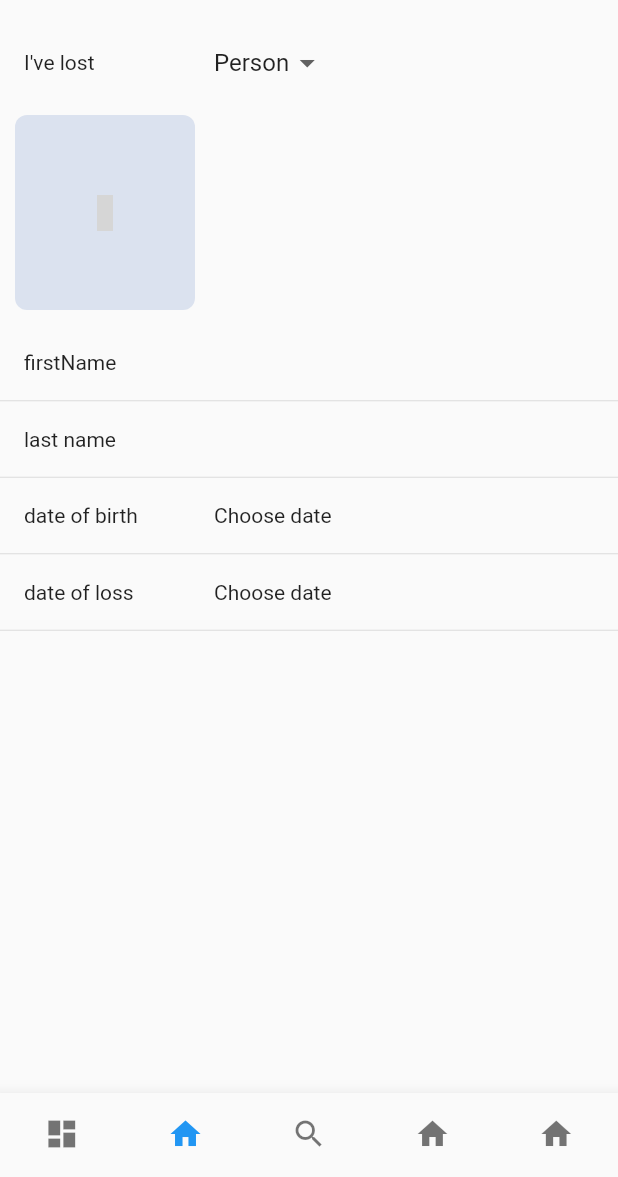
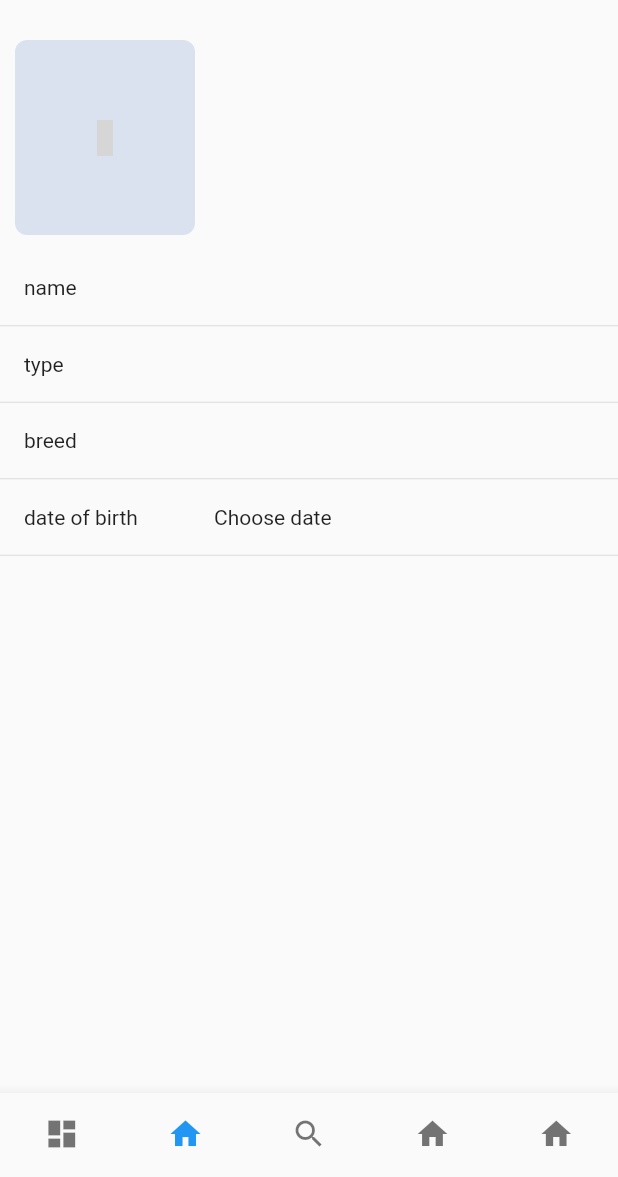
Before and after one commit to Goolpe/shelters, a Flutter app: the screen it shows after launch, item 2 of the bottom bar chosen, on a phone screen of 412 x 824 dp, the part 59-1236 px from its top. Run offline on Flutter 3.47's test engine with Material 2 defaults, Android fonts, the phone set to English and light mode, and no system bars; drawn by our look-alikes of sliding_up_panel; our stand-ins replace cached_network_image, flutter_swiper, material_design_icons_flutter, shimmer; missing offline and left inert: multi_image_picker; network calls fail; grey boxes are pictures that could not be loaded.

Commit message:
remove unnecessary components

```diff
--- a/lib/main.dart
+++ b/lib/main.dart
@@ -9,8 +9,7 @@ void main(){
     MultiProvider(
       providers: [
         ChangeNotifierProvider(create: (_) => NavigationModel()),
-        ChangeNotifierProvider(create: (_) => FindPersonModel()),
-        ChangeNotifierProvider(create: (_) => FindModel()),
+        ChangeNotifierProvider(create: (_) => CreateModel()),
         ChangeNotifierProvider(create: (_) => AnimalPanelModel()),
         ChangeNotifierProvider(create: (_) => AnimalsListModel()),
         ChangeNotifierProvider(create: (_) => SettingsPanelModel()),
--- a/lib/src/models/find_person.dart
+++ b/lib/src/models/create.dart
@@ -5,50 +5,58 @@ import 'package:flutter/services.dart';
 import 'package:multi_image_picker/multi_image_picker.dart';
 import 'package:shelters/shelf.dart';
 
-class FindPersonModel with ChangeNotifier{
-  PersonModel _person = PersonModel();
+class CreateModel with ChangeNotifier{
+
+  String _name = '';
+  String _type = '';
+  DateTime _dateOfBirth;
+  String _breed;
+  List<PictureModel> _pictures = [];
   List<Asset> _oldPictures = [];
 
-  PersonModel get person => _person;
+  String get name => _name;
+  String get type => _type;
+  DateTime get dateOfBirth => _dateOfBirth;
+  String get breed => _breed;
+  List<PictureModel> get pictures => _pictures;
 
-  void changeFirstName(String firstName){
-    _person.firstName = firstName;
+  void changeName(String name){
+    _name = name;
     notifyListeners();
   }
 
-  void changeLastName(String lastName){
-    _person.lastName = lastName;
+  void changeType(String type){
+    _type = type;
     notifyListeners();
   }
 
   void changeDateOfBirth(DateTime dateOfBirth){
-    _person.dateOfBirth = dateOfBirth;
+    _dateOfBirth = dateOfBirth;
     notifyListeners();
   }
 
-  void changeDateOfLoss(DateTime dateOfLoss){
-    _person.dateOfLoss = dateOfLoss;
+  void changeBreed(String breed){
+    _breed = breed;
     notifyListeners();
   }
 
   void changePictures() async{
     try{
 
-      List<Asset> _pictures = await MultiImagePicker.pickImages(
+      List<Asset> _newPictures = await MultiImagePicker.pickImages(
         maxImages: 4,
         selectedAssets: _oldPictures
       );
+      _pictures = [];
 
-      _person.pictures = [];
-
-      for(Asset pic in _pictures){
+      for(Asset pic in _newPictures){
         PictureModel picture = PictureModel();
 
         ByteData byteData = await pic.getByteData();
         picture.id = pic.identifier;
         picture.uint8 = byteData.buffer.asUint8List();
         picture.asset = pic;
-        _person.pictures.add(picture);
+        _pictures.add(picture);
         _oldPictures.add(pic);
       }
 
@@ -60,7 +68,7 @@ class FindPersonModel with ChangeNotifier{
 
   void removePicture(PictureModel picture) async{
     try{
-      _person.pictures.remove(picture);
+      _pictures.remove(picture);
       _oldPictures.remove(picture.asset);
 
       notifyListeners();
--- a/lib/src/models/find.dart
+++ /dev/null
@@ -1,14 +0,0 @@
-import 'package:flutter/material.dart';
-
-enum FindType {person, animal}
-
-class FindModel with ChangeNotifier{
-  FindType _findType = FindType.person;
-
-  FindType get findType => _findType;
-
-  void change(FindType type){
-    _findType = type;
-    notifyListeners();
-  }
-}
--- a/lib/src/models/models.dart
+++ b/lib/src/models/models.dart
@@ -1,9 +1,7 @@
 export 'animal_panel.dart';
 export 'animal.dart';
 export 'animals_list.dart';
-export 'find_person.dart';
-export 'find.dart';
+export 'create.dart';
 export 'navigation.dart';
-export 'person.dart';
 export 'picture.dart';
 export 'settings_panel.dart';
--- a/lib/src/models/person.dart
+++ /dev/null
@@ -1,18 +0,0 @@
-import 'package:shelters/shelf.dart';
-
-class PersonModel{
-
-  String firstName = '';
-  String lastName = '';
-  DateTime dateOfBirth;
-  DateTime dateOfLoss;
-  List<PictureModel> pictures = [];
-
-  PersonModel({
-    this.firstName,
-    this.lastName,
-    this.dateOfBirth,
-    this.dateOfLoss,
-    this.pictures
-  });
-}
--- a/lib/src/screens/find_person.dart
+++ b/lib/src/screens/create.dart
@@ -5,29 +5,29 @@ import 'package:material_design_icons_flutter/material_design_icons_flutter.dart
 import 'package:provider/provider.dart';
 import 'package:shelters/shelf.dart';
 
-class FindPersonScreen extends StatelessWidget {
+class CreateScreen extends StatelessWidget {
 
   @override
   Widget build(BuildContext context) {
-    return Consumer<FindPersonModel>(
-        builder: (context, state, _) {
-          return _findPersonList(context, state.person);
-        }
+    return Consumer<CreateModel>(
+      builder: (context, CreateModel state, _) {
+        return _createList(context, state);
+      }
     );
   }
 
-  _findPersonList(context, PersonModel person){
+  _createList(context, CreateModel state){
     return ListView(
       shrinkWrap: true,
       children: <Widget>[
         Container(
           height: 150,
           child: ListView.builder(
-            itemCount: person.pictures == null ? 1 : person.pictures.length + 1,
+            itemCount: state.pictures == null ? 1 : state.pictures.length + 1,
             scrollDirection: Axis.horizontal,
             itemBuilder: (context, int i){
 
-              return person.pictures != null && i < person.pictures.length
+              return state.pictures != null && i < state.pictures.length
               ? Stack(
                 children: <Widget>[
                   Container(
@@ -40,7 +40,7 @@ class FindPersonScreen extends StatelessWidget {
                     margin: EdgeInsets.only(left: 10, right: i == 4 ? 10 : 0, top: 10, bottom: 10),
                     child: ClipRRect(
                       borderRadius: BorderRadius.circular(8),
-                      child: Image.memory(person.pictures[i].uint8, fit: BoxFit.cover)
+                      child: Image.memory(state.pictures[i].uint8, fit: BoxFit.cover)
                     ),
                   ),
                   Positioned(
@@ -52,7 +52,7 @@ class FindPersonScreen extends StatelessWidget {
                         backgroundColor: Colors.white,
                         child: Icon(MdiIcons.closeCircle, color: Colors.red, size: 30,),
                       ),
-                      onTap: () => Provider.of<FindPersonModel>(context, listen: false).removePicture(person.pictures[i]),
+                      onTap: () => Provider.of<CreateModel>(context, listen: false).removePicture(state.pictures[i]),
                     )
                   )
                 ]
@@ -71,22 +71,22 @@ class FindPersonScreen extends StatelessWidget {
                     borderRadius: BorderRadius.circular(8),
                     child: Icon(MdiIcons.imagePlus, color: Colors.blueGrey,),
                   ),
-                  onTap: () => Provider.of<FindPersonModel>(context, listen: false).changePictures(),
+                  onTap: () => Provider.of<CreateModel>(context, listen: false).changePictures(),
                 ),
               );
             },
           )
         ),
         CustomListTile(
-          title: Text('firstName'),
+          title: Text('name'),
           trailing: TextFormField(
             textCapitalization: TextCapitalization.sentences,
             decoration: InputDecoration.collapsed(
               hintText: '',
             ),
-            initialValue: person.firstName,
+            initialValue: state.name,
             onChanged: (String value){
-              Provider.of<FindPersonModel>(context, listen: false).changeFirstName(value);
+              Provider.of<CreateModel>(context, listen: false).changeName(value);
             },
             inputFormatters:[
               LengthLimitingTextInputFormatter(20),
@@ -95,13 +95,28 @@ class FindPersonScreen extends StatelessWidget {
         ),
         Divider(height: 1),
         CustomListTile(
-          title: Text('last name'),
+          title: Text('type'),
           trailing: TextFormField(
             textCapitalization: TextCapitalization.sentences,
             decoration: InputDecoration.collapsed(hintText: ''),
-            initialValue: person.lastName,
+            initialValue: state.type,
             onChanged: (String value){
-              Provider.of<FindPersonModel>(context, listen: false).changeLastName(value);
+              Provider.of<CreateModel>(context, listen: false).changeType(value);
+            },
+            inputFormatters:[
+              LengthLimitingTextInputFormatter(20),
+            ]
+          ),
+        ),
+        Divider(height: 1),
+        CustomListTile(
+          title: Text('breed'),
+          trailing: TextFormField(
+            textCapitalization: TextCapitalization.sentences,
+            decoration: InputDecoration.collapsed(hintText: ''),
+            initialValue: state.breed,
+            onChanged: (String value){
+              Provider.of<CreateModel>(context, listen: false).changeBreed(value);
             },
             inputFormatters:[
               LengthLimitingTextInputFormatter(20),
@@ -112,16 +127,8 @@ class FindPersonScreen extends StatelessWidget {
         CustomListTile(
           title: Text('date of birth'),
           trailing: GestureDetector(
-            child: Text(_convertDate(person.dateOfBirth)),
-            onTap: () => _showDateOfBirth(context, person),
-          )
-        ),
-        Divider(height: 1),
-        CustomListTile(
-          title: Text('date of loss'),
-          trailing: GestureDetector(
-            child: Text(_convertDate(person.dateOfLoss)),
-            onTap: () => _showDateOfLoss(context, person),
+            child: Text(_convertDate(state.dateOfBirth)),
+            onTap: () => _showDateOfBirth(context, state),
           )
         ),
         Divider(height: 1),
@@ -129,29 +136,16 @@ class FindPersonScreen extends StatelessWidget {
     );
   }
 
-  void _showDateOfBirth(BuildContext context, PersonModel person) async{
+  void _showDateOfBirth(BuildContext context, CreateModel state) async{
     final DateTime date = await showDatePicker(
       context: context,
-      initialDate: person.dateOfBirth ?? person.dateOfLoss ?? DateTime.now(),
+      initialDate: state.dateOfBirth  ?? DateTime.now(),
       firstDate: DateTime(1900),
-      lastDate: person.dateOfLoss ?? DateTime.now(),
-    );
-
-    if(date != null && date != person.dateOfBirth){
-      Provider.of<FindPersonModel>(context, listen: false).changeDateOfBirth(date);
-    }
-  }
-
-  void _showDateOfLoss(BuildContext context, PersonModel person) async{
-    final DateTime date = await showDatePicker(
-      context: context,
-      initialDate: person.dateOfLoss ?? DateTime.now(),
-      firstDate: person.dateOfBirth ?? DateTime(1900),
       lastDate: DateTime.now(),
     );
 
-    if(date != null && date != person.dateOfLoss){
-      Provider.of<FindPersonModel>(context, listen: false).changeDateOfLoss(date);
+    if(date != null && date != state.dateOfBirth){
+      Provider.of<CreateModel>(context, listen: false).changeDateOfBirth(date);
     }
   }
 
--- a/lib/src/screens/find.dart
+++ /dev/null
@@ -1,55 +0,0 @@
-import 'package:flutter/material.dart';
-import 'package:provider/provider.dart';
-import 'package:shelters/shelf.dart';
-
-class FindScreen extends StatelessWidget {
-
-  @override
-  Widget build(BuildContext context) {
-    return GestureDetector(
-      onTap: () => FocusScope.of(context).requestFocus(FocusNode()),
-      child: Consumer<FindModel>(
-        builder: (context, state, _){
-          return ListView(
-            children: <Widget>[
-              _showChoice(context, state.findType),
-              _showScreen(state.findType)
-            ]
-          );
-        },
-      )
-    );
-  }
-
-  Widget _showChoice(context, FindType state){
-    return CustomListTile(
-      title: Text('I\'ve lost'),
-      trailing: DropdownButton<FindType>(
-        underline: SizedBox(),
-        value: state,
-        items: [
-          DropdownMenuItem(
-            child: Text('Person'),
-            value: FindType.person,
-          ),
-          DropdownMenuItem(
-            child: Text('Animal'),
-            value: FindType.animal,
-          )
-        ],
-        onChanged: (FindType val){
-          Provider.of<FindModel>(context, listen: false).change(val);
-        },
-      ),
-    );
-  }
-
-  Widget _showScreen(FindType state){
-    if(state == FindType.animal){
-      return FindAnimalScreen();
-    } else if(state == FindType.person){
-      return FindPersonScreen();
-    }
-    return SizedBox();
-  }
-}
--- a/lib/src/screens/navigation.dart
+++ b/lib/src/screens/navigation.dart
@@ -12,7 +12,6 @@ class Navigation extends StatelessWidget{
     return Consumer<NavigationModel>(
       builder: (context, state, _){
         return Scaffold(
-          resizeToAvoidBottomInset: true,
           appBar: AppBar(
             title: Text('shelters', style: TextStyle(color: Colors.blueAccent)),
             centerTitle: true,
@@ -24,10 +23,10 @@ class Navigation extends StatelessWidget{
           ),
           body: [
             HomeScreen(),
-            FindScreen(),
-            FindScreen(),
-            FindScreen(),
-            FindScreen(),
+            CreateScreen(),
+            CreateScreen(),
+            CreateScreen(),
+            CreateScreen(),
           ][state.index],
           bottomNavigationBar: BottomNavigationBar(
             type: BottomNavigationBarType.fixed,
--- a/lib/src/screens/screens.dart
+++ b/lib/src/screens/screens.dart
@@ -1,5 +1,3 @@
-export 'find_animal.dart';
-export 'find_person.dart';
-export 'find.dart';
+export 'create.dart';
 export 'home.dart';
 export 'navigation.dart';
```
Also changed, not shown: lib/src/screens/find_animal.dart (deleted, +0 -61 lines).
